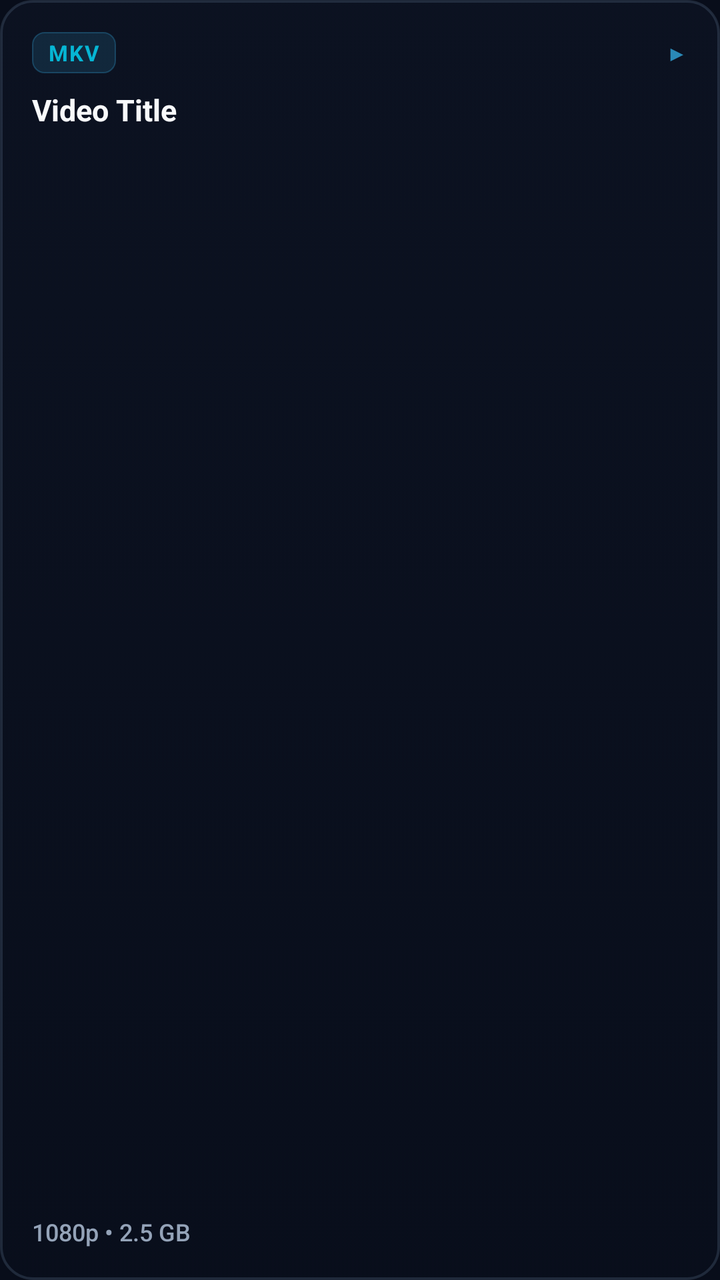
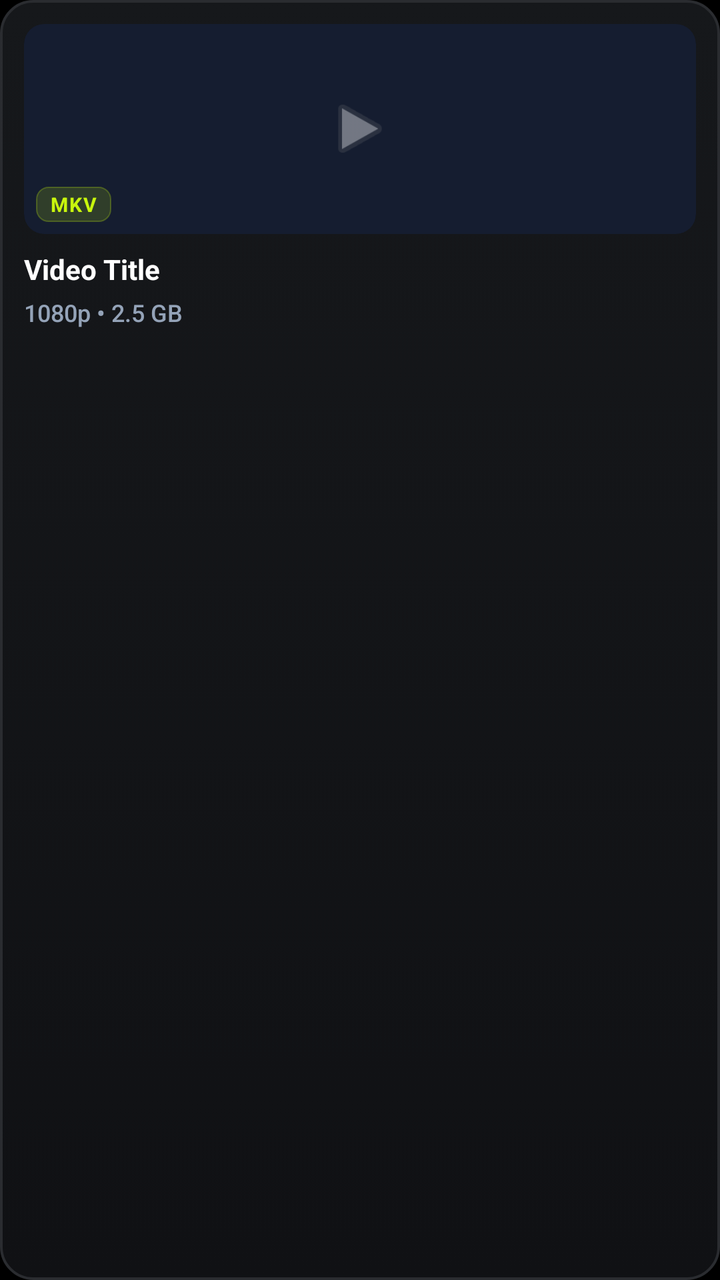

Before-and-after screenshots of an Android layout around one commit, followed by the original layout XML and the change that was made.
<!-- AndroidManifest.xml: application theme Theme.PocketStreamTV -->
<!-- res/layout/item_tv_media.xml -->
<?xml version="1.0" encoding="utf-8"?>
<LinearLayout
    xmlns:android="http://schemas.android.com/apk/res/android"
    android:id="@+id/cardContainer"
    android:layout_width="240dp"
    android:layout_height="146dp"
    android:layout_marginEnd="18dp"
    android:layout_marginVertical="8dp"
    android:focusable="true"
    android:clickable="true"
    android:nextFocusUp="@+id/btnRefreshLibrary"
    android:background="@drawable/bg_tv_glass_card_selector"
    android:stateListAnimator="@animator/tv_focus_scale"
    android:orientation="vertical"
    android:padding="16dp">

    
    <LinearLayout
        android:layout_width="match_parent"
        android:layout_height="wrap_content"
        android:orientation="horizontal"
        android:gravity="center_vertical"
        android:layout_marginBottom="8dp">

        <TextView
            android:id="@+id/tvTvMediaBadge"
            android:layout_width="wrap_content"
            android:layout_height="wrap_content"
            android:background="@drawable/bg_tv_glass_chip"
            android:paddingHorizontal="8dp"
            android:paddingVertical="3dp"
            android:text="MKV"
            android:textColor="@color/tv_accent_cyan"
            android:textSize="11sp"
            android:textStyle="bold"
            android:letterSpacing="0.06" />

        <View
            android:layout_width="0dp"
            android:layout_height="1dp"
            android:layout_weight="1" />

        <TextView
            android:layout_width="wrap_content"
            android:layout_height="wrap_content"
            android:text="▶"
            android:textColor="@color/tv_accent_cyan_glow"
            android:textSize="11sp"
            android:alpha="0.7" />
    </LinearLayout>

    
    <TextView
        android:id="@+id/tvTvMediaTitle"
        android:layout_width="match_parent"
        android:layout_height="0dp"
        android:layout_weight="1"
        android:text="Video Title"
        android:textColor="@color/tv_text_primary"
        android:textSize="15sp"
        android:textStyle="bold"
        android:maxLines="2"
        android:ellipsize="end"
        android:lineSpacingExtra="2dp" />

    
    <TextView
        android:id="@+id/tvTvMediaSubtitle"
        android:layout_width="match_parent"
        android:layout_height="wrap_content"
        android:text="1080p • 2.5 GB"
        android:textColor="@color/tv_text_secondary"
        android:textSize="12sp"
        android:fontFamily="sans-serif-medium" />

</LinearLayout>
<!-- resources referenced by this layout -->
<resources>
  <color name="tv_accent_cyan">#06B6D4</color>
  <color name="tv_accent_cyan_glow">#38BDF8</color>
  <color name="tv_text_primary">#F8FAFC</color>
  <color name="tv_text_secondary">#94A3B8</color>
  <!-- drawable bg_tv_glass_card_selector (drawable) -->
  <?xml version="1.0" encoding="utf-8"?>
  <selector xmlns:android="http://schemas.android.com/apk/res/android">
      <item android:state_focused="true">
          <shape android:shape="rectangle">
              <corners android:radius="16dp" />
              <gradient
                  android:type="linear"
                  android:angle="270"
                  android:startColor="@color/glass_card_focused_top"
                  android:endColor="@color/glass_card_focused_bottom" />
              <stroke
                  android:width="2.5dp"
                  android:color="@color/glass_stroke_focused" />
          </shape>
      </item>
      <item>
          <shape android:shape="rectangle">
              <corners android:radius="16dp" />
              <gradient
                  android:type="linear"
                  android:angle="270"
                  android:startColor="@color/glass_card_bg_top"
                  android:endColor="@color/glass_card_bg_bottom" />
              <stroke
                  android:width="1.2dp"
                  android:color="@color/glass_stroke_unfocused" />
          </shape>
      </item>
  </selector>
  <!-- drawable bg_tv_glass_chip (drawable) -->
  <?xml version="1.0" encoding="utf-8"?>
  <shape xmlns:android="http://schemas.android.com/apk/res/android"
      android:shape="rectangle">
      <corners android:radius="6dp" />
      <solid android:color="@color/glass_chip_bg" />
      <stroke
          android:width="0.8dp"
          android:color="#4038BDF8" />
  </shape>
  <style name="Theme.PocketStreamTV" parent="Theme.AppCompat.NoActionBar">
          <item name="colorPrimary">@color/tv_accent_purple</item>
          <item name="colorPrimaryVariant">@color/tv_accent_purple</item>
          <item name="colorSecondary">@color/tv_accent_cyan</item>
          <item name="android:windowBackground">@color/bg_tv</item>
      </style>
  <color name="glass_card_focused_top">#47243B61</color>
  <color name="glass_card_focused_bottom">#3313223D</color>
  <color name="glass_stroke_focused">#38BDF8</color>
  <color name="glass_card_bg_top">#2224324D</color>
  <color name="glass_card_bg_bottom">#14101A2B</color>
  <color name="glass_stroke_unfocused">#38718EAD</color>
  <color name="glass_chip_bg">#2038BDF8</color>
  <color name="tv_accent_purple">#8B5CF6</color>
  <color name="bg_tv">#080D1A</color>
</resources>

<!-- the commit's change to res/layout/item_tv_media.xml (unified diff, before → after) -->
@@ -1,9 +1,10 @@
 <?xml version="1.0" encoding="utf-8"?>
 <LinearLayout
     xmlns:android="http://schemas.android.com/apk/res/android"
+    xmlns:app="http://schemas.android.com/apk/res-auto"
     android:id="@+id/cardContainer"
     android:layout_width="240dp"
-    android:layout_height="146dp"
+    android:layout_height="186dp"
     android:layout_marginEnd="18dp"
     android:layout_marginVertical="8dp"
     android:focusable="true"
@@ -12,56 +13,67 @@
     android:background="@drawable/bg_tv_glass_card_selector"
     android:stateListAnimator="@animator/tv_focus_scale"
     android:orientation="vertical"
-    android:padding="16dp">
+    android:padding="12dp">
 
     
-    <LinearLayout
+    <androidx.cardview.widget.CardView
         android:layout_width="match_parent"
-        android:layout_height="wrap_content"
-        android:orientation="horizontal"
-        android:gravity="center_vertical"
+        android:layout_height="105dp"
+        app:cardCornerRadius="10dp"
+        app:cardElevation="0dp"
+        app:cardBackgroundColor="#151D30"
         android:layout_marginBottom="8dp">
 
-        <TextView
-            android:id="@+id/tvTvMediaBadge"
-            android:layout_width="wrap_content"
-            android:layout_height="wrap_content"
-            android:background="@drawable/bg_tv_glass_chip"
-            android:paddingHorizontal="8dp"
-            android:paddingVertical="3dp"
-            android:text="MKV"
-            android:textColor="@color/tv_accent_cyan"
-            android:textSize="11sp"
-            android:textStyle="bold"
-            android:letterSpacing="0.06" />
+        <FrameLayout
+            android:layout_width="match_parent"
+            android:layout_height="match_parent">
 
-        <View
-            android:layout_width="0dp"
-            android:layout_height="1dp"
-            android:layout_weight="1" />
+            <ImageView
+                android:id="@+id/ivTvMediaThumbnail"
+                android:layout_width="match_parent"
+                android:layout_height="match_parent"
+                android:scaleType="centerCrop" />
 
-        <TextView
-            android:layout_width="wrap_content"
-            android:layout_height="wrap_content"
-            android:text="▶"
-            android:textColor="@color/tv_accent_cyan_glow"
-            android:textSize="11sp"
-            android:alpha="0.7" />
-    </LinearLayout>
+            <ImageView
+                android:id="@+id/ivTvMediaPlaceholder"
+                android:layout_width="36dp"
+                android:layout_height="36dp"
+                android:layout_gravity="center"
+                android:src="@android:drawable/ic_media_play"
+                app:tint="@color/tv_accent_cyan"
+                android:alpha="0.4" />
+
+            <TextView
+                android:id="@+id/tvTvMediaBadge"
+                android:layout_width="wrap_content"
+                android:layout_height="wrap_content"
+                android:layout_gravity="bottom|start"
+                android:layout_margin="6dp"
+                android:background="@drawable/bg_tv_glass_chip"
+                android:paddingHorizontal="7dp"
+                android:paddingVertical="2dp"
+                android:text="MKV"
+                android:textColor="@color/tv_accent_cyan"
+                android:textSize="10sp"
+                android:textStyle="bold"
+                android:letterSpacing="0.06" />
+
+        </FrameLayout>
+
+    </androidx.cardview.widget.CardView>
 
     
     <TextView
         android:id="@+id/tvTvMediaTitle"
         android:layout_width="match_parent"
-        android:layout_height="0dp"
-        android:layout_weight="1"
+        android:layout_height="wrap_content"
         android:text="Video Title"
         android:textColor="@color/tv_text_primary"
-        android:textSize="15sp"
+        android:textSize="14sp"
         android:textStyle="bold"
-        android:maxLines="2"
+        android:maxLines="1"
         android:ellipsize="end"
-        android:lineSpacingExtra="2dp" />
+        android:layout_marginBottom="4dp" />
 
     
     <TextView
<!-- resource entries referenced after the edit -->
@@ -1,8 +1,7 @@
 <!-- resources referenced by this layout -->
 <resources>
-  <color name="tv_accent_cyan">#06B6D4</color>
-  <color name="tv_accent_cyan_glow">#38BDF8</color>
-  <color name="tv_text_primary">#F8FAFC</color>
+  <color name="tv_accent_cyan">#C8F60D</color>
+  <color name="tv_text_primary">#FFFFFF</color>
   <color name="tv_text_secondary">#94A3B8</color>
   <!-- drawable bg_tv_glass_card_selector (drawable) -->
   <?xml version="1.0" encoding="utf-8"?>
@@ -42,7 +41,7 @@
       <solid android:color="@color/glass_chip_bg" />
       <stroke
           android:width="0.8dp"
-          android:color="#4038BDF8" />
+          android:color="#40C8F60D" />
   </shape>
   <style name="Theme.PocketStreamTV" parent="Theme.AppCompat.NoActionBar">
           <item name="colorPrimary">@color/tv_accent_purple</item>
@@ -50,14 +49,14 @@
           <item name="colorSecondary">@color/tv_accent_cyan</item>
           <item name="android:windowBackground">@color/bg_tv</item>
       </style>
-  <color name="glass_card_focused_top">#47243B61</color>
-  <color name="glass_card_focused_bottom">#3313223D</color>
-  <color name="glass_stroke_focused">#38BDF8</color>
-  <color name="glass_card_bg_top">#2224324D</color>
-  <color name="glass_card_bg_bottom">#14101A2B</color>
-  <color name="glass_stroke_unfocused">#38718EAD</color>
-  <color name="glass_chip_bg">#2038BDF8</color>
-  <color name="tv_accent_purple">#8B5CF6</color>
-  <color name="bg_tv">#080D1A</color>
+  <color name="glass_card_focused_top">#22252A</color>
+  <color name="glass_card_focused_bottom">#17191C</color>
+  <color name="glass_stroke_focused">#C8F60D</color>
+  <color name="glass_card_bg_top">#16181B</color>
+  <color name="glass_card_bg_bottom">#101114</color>
+  <color name="glass_stroke_unfocused">#2A2C30</color>
+  <color name="glass_chip_bg">#26C8F60D</color>
+  <color name="tv_accent_purple">#C8F60D</color>
+  <color name="bg_tv">#000000</color>
 </resources>
 
